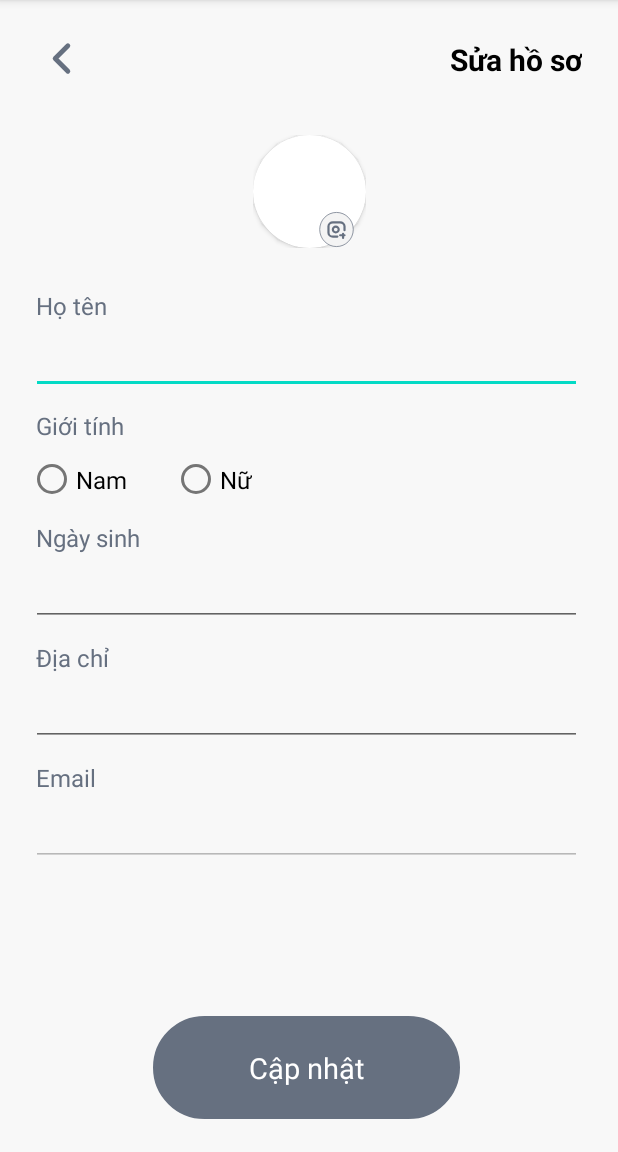
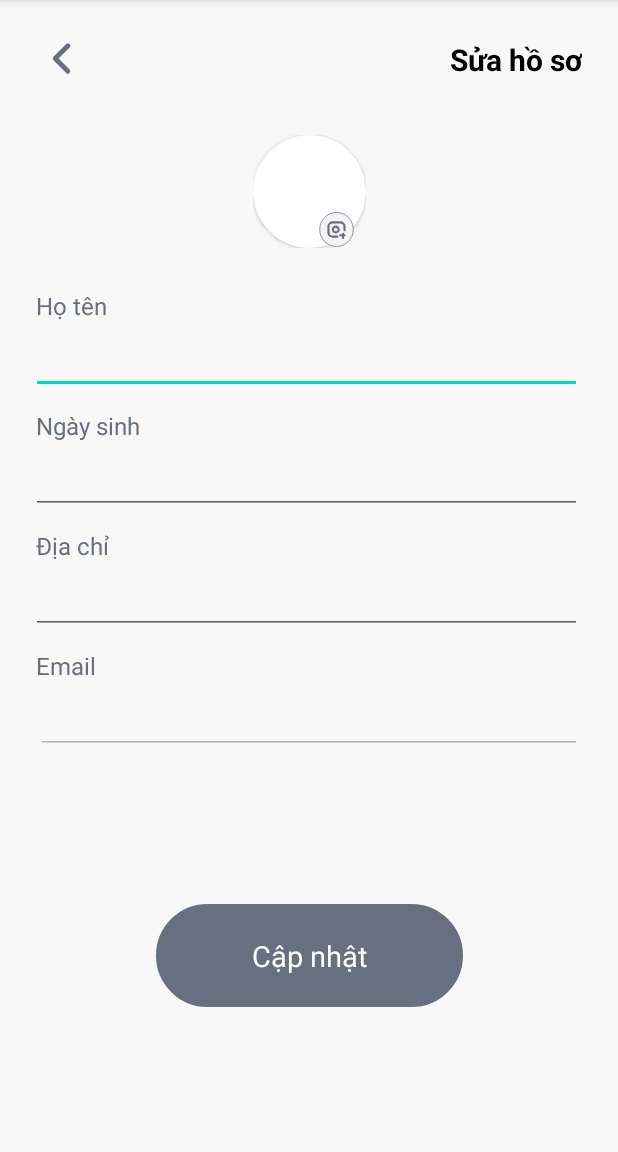
Before and after one commit to NguyenMinhTruong06/shopApp-client, an Android app: the fragment UpdateProfileFragment shown on its own in the app's theme, on a phone screen of 412 x 824 dp, the part 84-1236 px from its top. Run offline under Robolectric (Android 15) with nearby library versions, the phone set to English and light mode, and no system bars; network calls fail.

Commit message:
UpdateProfileFragment and ProfileFragment

```diff
--- a/app/src/main/java/com/example/showappclient/api/ApiInterface.java
+++ b/app/src/main/java/com/example/showappclient/api/ApiInterface.java
@@ -10,6 +10,7 @@ import retrofit2.Call;
 import retrofit2.http.Body;
 import retrofit2.http.GET;
 import retrofit2.http.POST;
+import retrofit2.http.PUT;
 import retrofit2.http.Query;
 
 public interface ApiInterface {
@@ -18,6 +19,9 @@ public interface ApiInterface {
     @POST("/api/v1/users/register")
     Call<AuthResponse> signup(@Body UserRequest signupRequest);
 
+    @PUT("/api/v1/users/update")
+    Call<AuthResponse> update(@Body UserRequest updateRequest);
+
     @GET("/api/v1/products/all")
     Call<ProductResponse> getAllProduct(@Query("limit") int limit, @Query("page") int page);
 }
--- a/app/src/main/java/com/example/showappclient/repository/user/UserRepository.java
+++ b/app/src/main/java/com/example/showappclient/repository/user/UserRepository.java
@@ -13,4 +13,6 @@ public interface UserRepository {
      public Call<AuthResponse> login(UserRequest userRequest);
 
     public Call<AuthResponse> signup(UserRequest userRequest);
+
+    Call<AuthResponse> update(UserRequest userRequest);
 }
--- a/app/src/main/java/com/example/showappclient/repository/user/UserRepositoryImpl.java
+++ b/app/src/main/java/com/example/showappclient/repository/user/UserRepositoryImpl.java
@@ -16,4 +16,9 @@ public class UserRepositoryImpl implements UserRepository {
     public Call<AuthResponse> signup(UserRequest userRequest) {
         return RetrofitClient.getApiService().signup(userRequest);
     }
+    @Override
+    public Call<AuthResponse> update(UserRequest userRequest) {
+        return RetrofitClient.getApiService().update(userRequest);
+    }
+
 }
--- a/app/src/main/java/com/example/showappclient/ui/auth/signup/SignupFragment.java
+++ b/app/src/main/java/com/example/showappclient/ui/auth/signup/SignupFragment.java
@@ -130,7 +130,6 @@ public class SignupFragment extends Fragment {
             @Override
             public void onChanged(Map<String, String> data) {
                 if (data.get("successful") != null) {
-//                    RetrofitClient.updateAccessToken(data.get("successful"));
                     LoginFragment loginFragment = new LoginFragment();
                     requireActivity().getSupportFragmentManager().beginTransaction()
                             .replace(R.id.root, loginFragment)
--- a/app/src/main/java/com/example/showappclient/ui/profile/update/UpdateProfileFragment.java
+++ b/app/src/main/java/com/example/showappclient/ui/profile/update/UpdateProfileFragment.java
@@ -1,5 +1,6 @@
 package com.example.showappclient.ui.profile.update;
 
+import androidx.lifecycle.Observer;
 import androidx.lifecycle.ViewModelProvider;
 
 import android.os.Bundle;
@@ -11,12 +12,25 @@ import androidx.fragment.app.Fragment;
 import android.view.LayoutInflater;
 import android.view.View;
 import android.view.ViewGroup;
+import android.widget.Button;
+import android.widget.EditText;
+import android.widget.TextView;
+import android.widget.Toast;
 
 import com.example.showappclient.R;
+import com.example.showappclient.model.request.UserRequest;
+import com.example.showappclient.ui.auth.login.LoginFragment;
+import com.example.showappclient.ui.profile.ProfileFragment;
+
+import java.util.Date;
+import java.util.Map;
 
 public class UpdateProfileFragment extends Fragment {
 
     private UpdateProfileViewModel mViewModel;
+    private EditText edtName, edtDob, edtEmail, edtAddress;
+     private TextView textUpdate;
+
 
     public static UpdateProfileFragment newInstance() {
         return new UpdateProfileFragment();
@@ -29,10 +43,47 @@ public class UpdateProfileFragment extends Fragment {
     }
 
     @Override
-    public void onActivityCreated(@Nullable Bundle savedInstanceState) {
-        super.onActivityCreated(savedInstanceState);
-        mViewModel = new ViewModelProvider(this).get(UpdateProfileViewModel.class);
-        // TODO: Use the ViewModel
+    public void onViewCreated(@NonNull View view, @Nullable Bundle savedInstanceState) {
+        super.onViewCreated(view, savedInstanceState);
+        edtName=view.findViewById(R.id.edit_fullname);
+        edtEmail=view.findViewById(R.id.edit_email);
+        edtAddress = view.findViewById(R.id.edit_address);
+        edtDob = view.findViewById(R.id.edit_dob);
+        textUpdate = view.findViewById(R.id.text_update_profile);
+        textUpdate.setOnClickListener(new View.OnClickListener() {
+            @Override
+            public void onClick(View view) {
+                String name = edtName.getText().toString();
+                String email = edtEmail.getText().toString();
+                String dateOfBirth = edtDob.getText().toString();
+                String address = edtAddress.getText().toString();
+                if(name.isEmpty()||dateOfBirth.isEmpty()||address.isEmpty()){
+                    Toast.makeText(getContext(), "Vui lòng nhập đủ thông tin", Toast.LENGTH_SHORT).show();
+                    return;
+                }
+                mViewModel.update(new UserRequest(name,dateOfBirth,address));
+                initVieModel();
+
+            }
+        });
+    }
+
+    public void initVieModel(){
+        mViewModel.message.observe(getViewLifecycleOwner(), new Observer<Map<String, String>>() {
+            @Override
+            public void onChanged(Map<String, String> data) {
+                if (data.get("successful") != null) {
+
+                    ProfileFragment profileFragment = new ProfileFragment();
+                    requireActivity().getSupportFragmentManager().beginTransaction()
+                            .replace(R.id.root, profileFragment)
+                            .commit();
+                    Toast.makeText(getContext(), data.get("successful"), Toast.LENGTH_SHORT).show();
+                } else {
+                    Toast.makeText(getContext(), data.get("failure"), Toast.LENGTH_SHORT).show();
+                }
+            }
+        });
     }
 
 }
--- a/app/src/main/res/layout/fragment_update_profile.xml
+++ b/app/src/main/res/layout/fragment_update_profile.xml
@@ -112,46 +112,7 @@
                 app:layout_constraintStart_toStartOf="@+id/text_fullname"
                 app:layout_constraintTop_toBottomOf="@+id/text_fullname" />
 
-            <TextView
-                android:id="@+id/text_gender"
-                android:layout_width="0dp"
-                android:layout_height="wrap_content"
-                android:layout_marginTop="10dp"
-                android:text="@string/gender"
-                android:textColor="@color/primary"
-                android:textSize="16dp"
-                app:layout_constraintEnd_toEndOf="@+id/text_fullname"
-                app:layout_constraintStart_toStartOf="@+id/text_fullname"
-                app:layout_constraintTop_toBottomOf="@+id/edit_fullname" />
 
-            <RadioGroup
-                android:id="@+id/radiobtn"
-                android:layout_width="0dp"
-                android:layout_height="35dp"
-                android:orientation="horizontal"
-                android:layout_marginTop="7dp"
-                android:layout_marginLeft="-2dp"
-                app:layout_constraintEnd_toEndOf="@+id/edit_fullname"
-                app:layout_constraintStart_toStartOf="@+id/edit_fullname"
-                app:layout_constraintTop_toBottomOf="@+id/text_gender">
-
-                <RadioButton
-                    android:id="@+id/radiobtn_nam"
-                    android:layout_width="wrap_content"
-                    android:layout_height="wrap_content"
-                    android:text="Nam"
-                    android:textColor="@color/black"
-                    android:textSize="16dp" />
-
-                <RadioButton
-                    android:id="@+id/radiobtn_nu"
-                    android:layout_width="wrap_content"
-                    android:layout_height="wrap_content"
-                    android:text="Nữ"
-                    android:layout_marginLeft="30dp"
-                    android:textColor="@color/black"
-                    android:textSize="16dp" />
-            </RadioGroup>
 
             <TextView
                 android:id="@+id/text_dob"
@@ -162,8 +123,8 @@
                 android:textColor="@color/primary"
                 android:textSize="16dp"
                 app:layout_constraintEnd_toEndOf="@+id/text_fullname"
-                app:layout_constraintStart_toStartOf="@+id/text_gender"
-                app:layout_constraintTop_toBottomOf="@+id/radiobtn" />
+                app:layout_constraintStart_toStartOf="@+id/text_fullname"
+                app:layout_constraintTop_toBottomOf="@+id/edit_fullname" />
 
             <EditText
                 android:id="@+id/edit_dob"
@@ -176,28 +137,7 @@
                 app:layout_constraintStart_toStartOf="@+id/edit_fullname"
                 app:layout_constraintTop_toBottomOf="@+id/text_dob" />
 
-<!--            <TextView-->
-<!--                android:id="@+id/text_phone"-->
-<!--                android:layout_width="0dp"-->
-<!--                android:layout_height="wrap_content"-->
-<!--                android:layout_marginTop="10dp"-->
-<!--                android:text="@string/phone"-->
-<!--                android:textColor="@color/primary"-->
-<!--                android:textSize="16dp"-->
-<!--                app:layout_constraintEnd_toEndOf="@+id/text_fullname"-->
-<!--                app:layout_constraintStart_toStartOf="@+id/text_dob"-->
-<!--                app:layout_constraintTop_toBottomOf="@+id/edit_dob" />-->
 
-<!--            <EditText-->
-<!--                android:id="@+id/edit_phone"-->
-<!--                android:layout_width="0dp"-->
-<!--                android:layout_height="wrap_content"-->
-<!--                android:inputType="phone"-->
-<!--                android:textColor="@color/black"-->
-<!--                android:textSize="20dp"-->
-<!--                app:layout_constraintEnd_toEndOf="@+id/edit_dob"-->
-<!--                app:layout_constraintStart_toStartOf="@+id/edit_fullname"-->
-<!--                app:layout_constraintTop_toBottomOf="@+id/text_phone" />-->
 
             <TextView
                 android:id="@+id/text_address"
@@ -232,7 +172,7 @@
                 android:text="Email"
                 android:textColor="@color/primary"
                 android:textSize="16dp"
-                app:layout_constraintEnd_toEndOf="@+id/text_fullname"
+                app:layout_constraintEnd_toEndOf="@+id/edit_address"
                 app:layout_constraintStart_toStartOf="@+id/text_fullname"
                 app:layout_constraintTop_toBottomOf="@+id/edit_address" />
 
@@ -245,7 +185,7 @@
                 android:textColor="@color/black"
                 android:textSize="20dp"
                 app:layout_constraintEnd_toEndOf="@+id/edit_address"
-                app:layout_constraintStart_toStartOf="@+id/edit_fullname"
+                app:layout_constraintStart_toStartOf="@+id/text_email"
                 app:layout_constraintTop_toBottomOf="@+id/text_email" />
 
             <TextView
```
Also changed, not shown: app/src/main/java/com/example/showappclient/model/request/UserRequest.java (+13 -0 lines), app/src/main/java/com/example/showappclient/ui/profile/ProfileFragment.java (+12 -2 lines), app/src/main/java/com/example/showappclient/ui/profile/update/UpdateProfileViewModel.java (+45 -0 lines).
